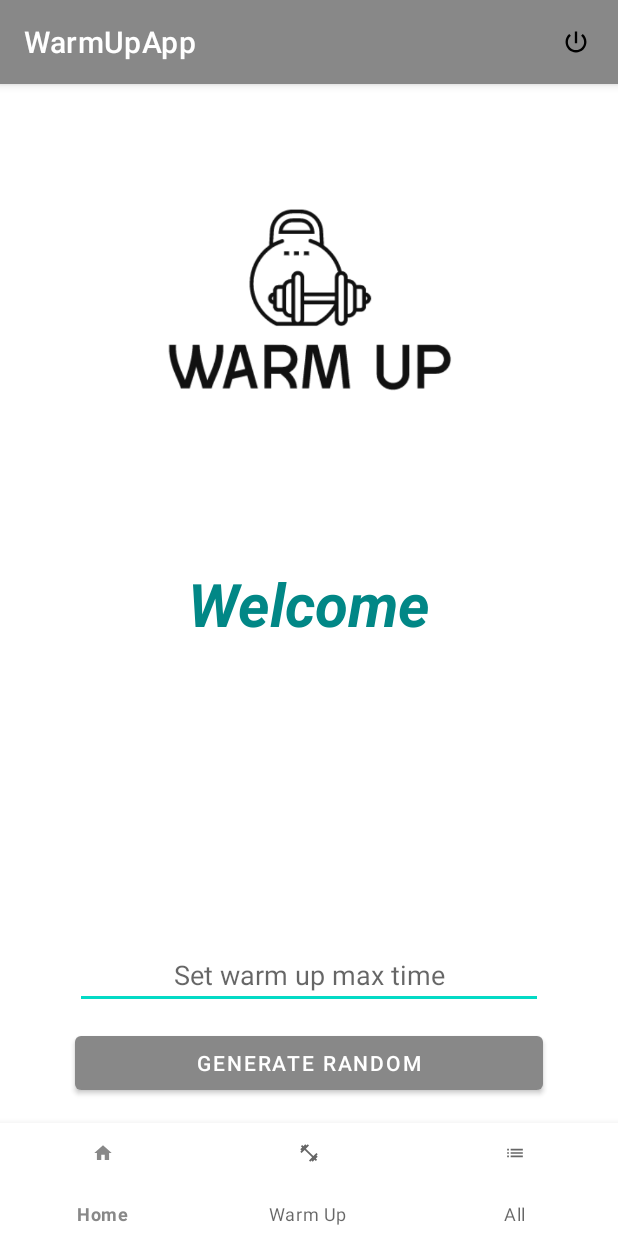
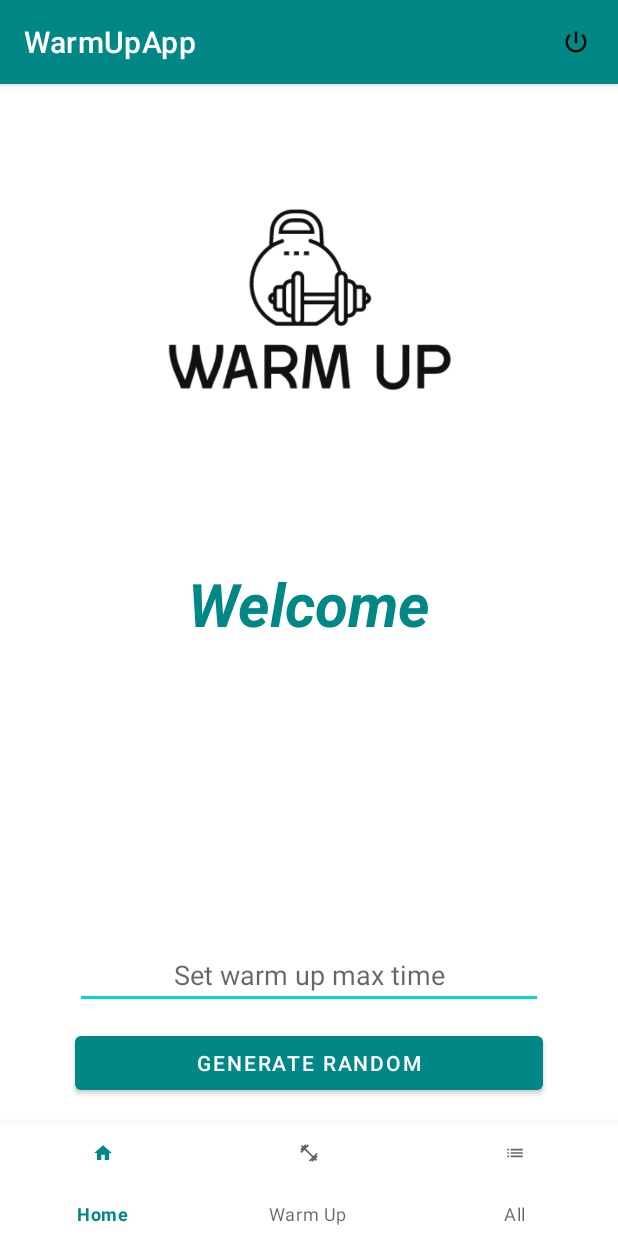
Before and after one commit to inesosoares6/WarmUpApp, an Android app: the screen it shows after launch once a user with an empty profile is signed in (MainActivity), on a phone screen of 412 x 824 dp. Run offline under Robolectric (Android 15) with nearby library versions, the phone set to English and light mode, and no system bars; our stand-ins replace Firebase (no records; nobody signed in at launch, a user with empty details on screens opened directly); 1 statement that could not run was skipped.

Commit message:
change logo according to theme

```diff
--- a/app/src/main/res/layout/fragment_home.xml
+++ b/app/src/main/res/layout/fragment_home.xml
@@ -16,10 +16,10 @@
         android:layout_marginTop="60dp"
         android:layout_marginStart="50dp"
         android:layout_marginBottom="10dp"
-        app:srcCompat="@drawable/logo_3_white"
         app:layout_constraintStart_toStartOf="parent"
         app:layout_constraintEnd_toEndOf="parent"
         app:layout_constraintTop_toTopOf="parent"
+        android:src="?attr/groupIndicatorIcon"
         app:layout_constraintVertical_bias="1.0"/>
 
     <TextView
--- a/app/src/main/res/values-night/themes.xml
+++ b/app/src/main/res/values-night/themes.xml
@@ -2,7 +2,7 @@
     <!-- Base application theme. -->
     <style name="Theme.WarmUpApp" parent="Theme.MaterialComponents.DayNight.DarkActionBar">
         <!-- Primary brand color. -->
-        <item name="colorPrimary">@color/purple_200</item>
+        <item name="colorPrimary">@color/teal_700</item>
         <item name="colorPrimaryVariant">@color/purple_700</item>
         <item name="colorOnPrimary">@color/black</item>
         <!-- Secondary brand color. -->
@@ -12,5 +12,6 @@
         <!-- Status bar color. -->
         <item name="android:statusBarColor" tools:targetApi="l">?attr/colorPrimaryVariant</item>
         <!-- Customize your theme here. -->
+        <item name="groupIndicatorIcon">@drawable/logo_3</item>
     </style>
 </resources>
--- a/app/src/main/res/values/themes.xml
+++ b/app/src/main/res/values/themes.xml
@@ -2,7 +2,7 @@
     <!-- Base application theme. -->
     <style name="Theme.WarmUpApp" parent="Theme.MaterialComponents.DayNight.DarkActionBar">
         <!-- Primary brand color. -->
-        <item name="colorPrimary">@color/purple_500</item>
+        <item name="colorPrimary">@color/teal_700</item>
         <item name="colorPrimaryVariant">@color/purple_700</item>
         <item name="colorOnPrimary">@color/white</item>
         <!-- Secondary brand color. -->
@@ -12,5 +12,6 @@
         <!-- Status bar color. -->
         <item name="android:statusBarColor" tools:targetApi="l">?attr/colorPrimaryVariant</item>
         <!-- Customize your theme here. -->
+        <item name="groupIndicatorIcon">@drawable/logo_3_white</item>
     </style>
 </resources>
```
Also changed, not shown: app/src/main/res/values/attrs.xml (added, +9 -0 lines).
